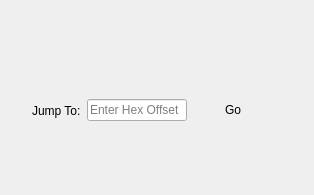
The window that jumphex.ui (pjrinaldi/wombatforensics) describes before a commit, drawn with Qt 5.
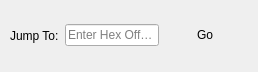
The same window after the commit.

Commit message: working on cleanup and complete implementation

Diff of the .ui file:
```diff
--- a/jumphex.ui
+++ b/jumphex.ui
@@ -9,8 +9,8 @@
    <rect>
     <x>0</x>
     <y>0</y>
-    <width>314</width>
-    <height>195</height>
+    <width>258</width>
+    <height>72</height>
    </rect>
   </property>
   <property name="sizePolicy">
@@ -28,10 +28,10 @@
   <widget class="QWidget" name="horizontalLayoutWidget">
    <property name="geometry">
     <rect>
-     <x>32</x>
-     <y>70</y>
+     <x>10</x>
+     <y>10</y>
      <width>241</width>
-     <height>81</height>
+     <height>51</height>
     </rect>
    </property>
    <layout class="QHBoxLayout" name="horizontalLayout">
@@ -59,6 +59,19 @@
       </property>
      </widget>
     </item>
+    <item>
+     <spacer name="horizontalSpacer">
+      <property name="orientation">
+       <enum>Qt::Horizontal</enum>
+      </property>
+      <property name="sizeHint" stdset="0">
+       <size>
+        <width>20</width>
+        <height>20</height>
+       </size>
+      </property>
+     </spacer>
+    </item>
    </layout>
   </widget>
  </widget>
```
The commit also changes 1 other file.
